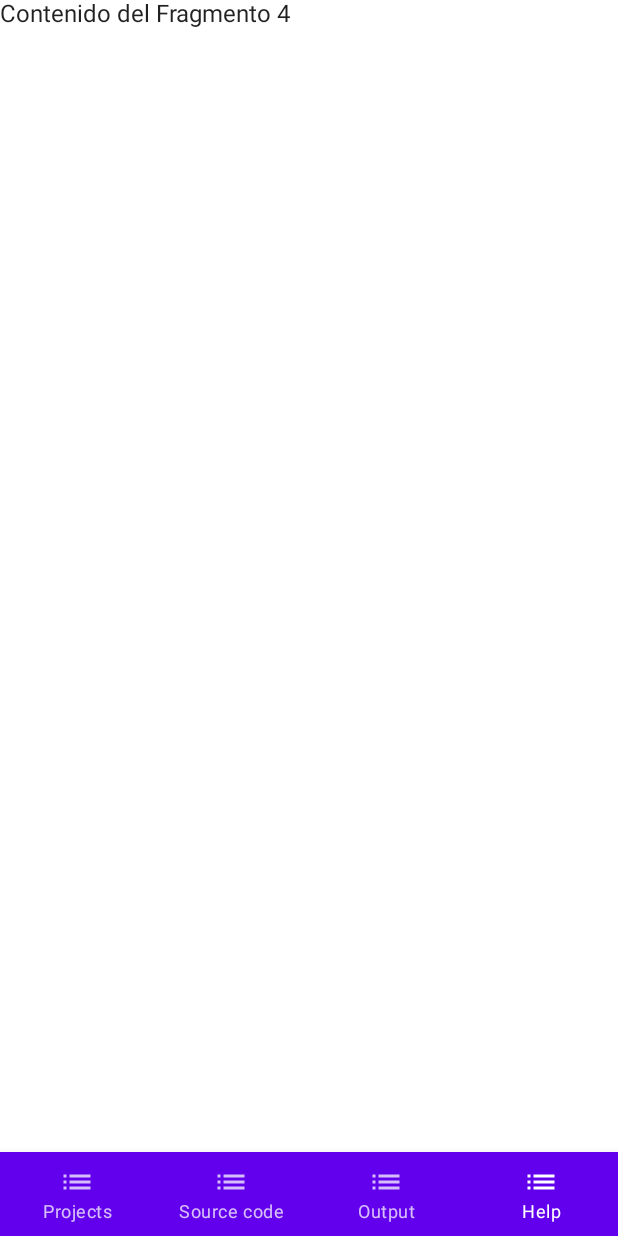
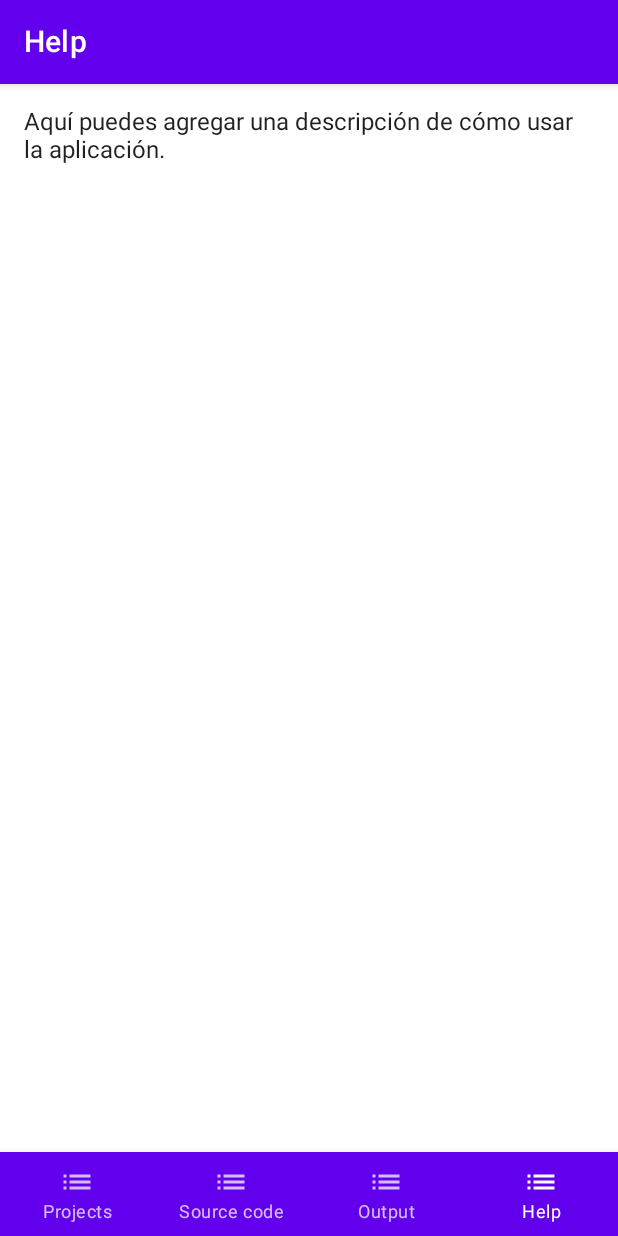
Before and after one commit to AndressRangell/CompilerXD, an Android app built with Jetpack Compose: the screen it shows after launch (MainActivity), item 4 of the bottom bar chosen, on a phone screen of 412 x 824 dp. Run offline under Robolectric (Android 15) with nearby library versions, the phone set to English and light mode, and no system bars.

Commit message:
build screens fragments

```diff
--- a/app/build.gradle
+++ b/app/build.gradle
@@ -53,6 +53,7 @@ dependencies {
     implementation "androidx.compose.ui:ui-tooling-preview:$compose_version"
     implementation 'androidx.lifecycle:lifecycle-runtime-ktx:2.3.1'
     implementation 'androidx.activity:activity-compose:1.3.1'
+    implementation files('compilerTools-2.3.7.jar')
     testImplementation 'junit:junit:4.13.2'
     androidTestImplementation 'androidx.test.ext:junit:1.1.5'
     androidTestImplementation 'androidx.test.espresso:espresso-core:3.5.1'
--- a/app/src/main/java/andres/rangel/compilerxd/ui/screens/AppBottomNavigation.kt
+++ b/app/src/main/java/andres/rangel/compilerxd/ui/screens/AppBottomNavigation.kt
@@ -24,51 +24,55 @@ fun AppBottomNavigation() {
                 BottomNavigationItem(
                     selected = currentScreen == Screen.ProjectsScreen,
                     onClick = { currentScreen = Screen.ProjectsScreen },
-                    icon = { Icon(Icons.Default.List, contentDescription = "Projects Fragment") },
+                    icon = {
+                        Icon(
+                            Icons.Default.List,
+                            contentDescription = "Projects Fragment"
+                        )
+                    },
                     label = { Text("Projects") }
                 )
                 BottomNavigationItem(
                     selected = currentScreen == Screen.SourceCodeScreen,
                     onClick = { currentScreen = Screen.SourceCodeScreen },
-                    icon = { Icon(Icons.Default.List, contentDescription = "Source Code Fragment") },
+                    icon = {
+                        Icon(
+                            Icons.Default.List,
+                            contentDescription = "Source Code Fragment"
+                        )
+                    },
                     label = { Text("Source code") }
                 )
                 BottomNavigationItem(
                     selected = currentScreen == Screen.OutputScreen,
                     onClick = { currentScreen = Screen.OutputScreen },
-                    icon = { Icon(Icons.Default.List, contentDescription = "Output Fragment") },
+                    icon = {
+                        Icon(
+                            Icons.Default.List,
+                            contentDescription = "Output Fragment"
+                        )
+                    },
                     label = { Text("Output") }
                 )
                 BottomNavigationItem(
                     selected = currentScreen == Screen.HelpScreen,
                     onClick = { currentScreen = Screen.HelpScreen },
-                    icon = { Icon(Icons.Default.List, contentDescription = "Help Fragment") },
+                    icon = {
+                        Icon(
+                            Icons.Default.List,
+                            contentDescription = "Help Fragment"
+                        )
+                    },
                     label = { Text("Help") }
                 )
             }
         }
-    ) { innerPadding ->
-        val modifier = Modifier.padding(innerPadding)
+    ) {
         when (currentScreen) {
             Screen.ProjectsScreen -> ProjectsFragment()
-            Screen.SourceCodeScreen -> SourceCodeFragment(modifier)
-            Screen.OutputScreen -> OutputFragment(modifier)
-            Screen.HelpScreen -> HelpFragment(modifier)
+            Screen.SourceCodeScreen -> SourceCodeFragment()
+            Screen.OutputScreen -> OutputFragment()
+            Screen.HelpScreen -> HelpFragment()
         }
     }
 }
-
-@Composable
-fun SourceCodeFragment(modifier: Modifier = Modifier) {
-    Text("Contenido del Fragmento 2", modifier = modifier)
-}
-
-@Composable
-fun OutputFragment(modifier: Modifier = Modifier) {
-    Text("Contenido del Fragmento 3", modifier = modifier)
-}
-
-@Composable
-fun HelpFragment(modifier: Modifier = Modifier) {
-    Text("Contenido del Fragmento 4", modifier = modifier)
-}
--- /dev/null
+++ b/app/src/main/java/andres/rangel/compilerxd/ui/screens/HelpFragment.kt
@@ -0,0 +1,30 @@
+package andres.rangel.compilerxd.ui.screens
+
+import androidx.compose.foundation.layout.Column
+import androidx.compose.foundation.layout.fillMaxSize
+import androidx.compose.foundation.layout.padding
+import androidx.compose.material.Text
+import androidx.compose.material.TopAppBar
+import androidx.compose.runtime.Composable
+import androidx.compose.ui.Modifier
+import androidx.compose.ui.text.style.TextAlign
+import androidx.compose.ui.unit.dp
+
+@Composable
+fun HelpFragment() {
+    Column(
+        modifier = Modifier.fillMaxSize()
+    ) {
+        TopAppBar(
+            title = { Text(text = "Help") }
+        )
+
+        Text(
+            text = "Aquí puedes agregar una descripción de cómo usar la aplicación.",
+            modifier = Modifier
+                .fillMaxSize()
+                .padding(16.dp),
+            textAlign = TextAlign.Start
+        )
+    }
+}
```
Also changed, not shown: app/src/main/java/andres/rangel/compilerxd/ui/screens/OutputFragment.kt (added, +44 -0 lines), app/src/main/java/andres/rangel/compilerxd/ui/screens/SourceCodeFragment.kt (added, +108 -0 lines), 1 other file.
